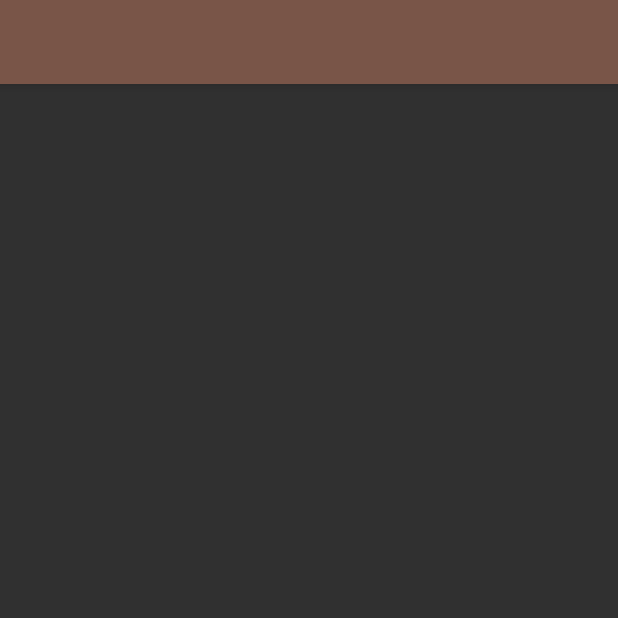
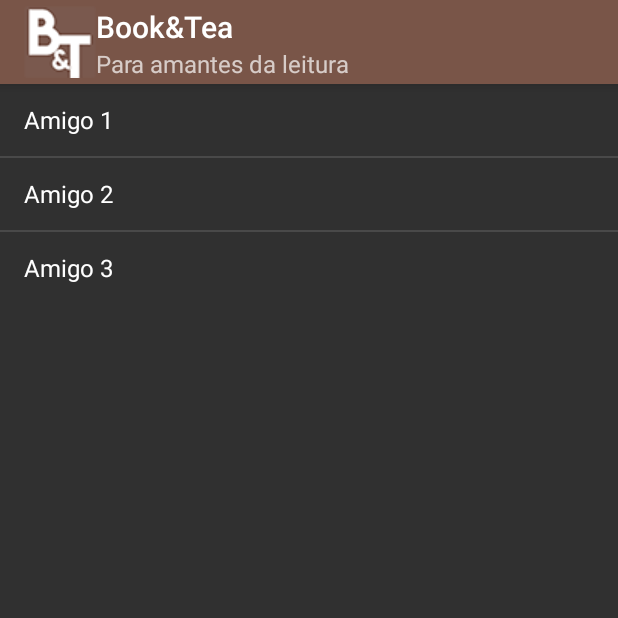
Before and after one commit to DavidBorges/BooK_Tea, an Android app: the FriendListActivity screen opened directly, with no data from a screen before it, on a phone screen of 412 x 824 dp, the top half of it. Run offline under Robolectric (Android 15) with nearby library versions, the phone set to English and light mode, and no system bars.

Commit message:
Lista de Livros e de amigos

```diff
--- a/Book_Tea/app/src/main/java/br/edu/ifpe/tads/pdm/book_tea/ActivitySplash.java
+++ b/Book_Tea/app/src/main/java/br/edu/ifpe/tads/pdm/book_tea/ActivitySplash.java
@@ -18,7 +18,7 @@ public class ActivitySplash extends AppCompatActivity {
         iv= (ImageView) findViewById(R.id.iv);
         Animation myanim = AnimationUtils.loadAnimation(this, R.anim.mytransition);
         iv.startAnimation(myanim);
-        final Intent i = new Intent(this, MainActivity.class);
+        final Intent i = new Intent(this, FriendListActivity.class);
         Thread timer = new Thread(){
             public void run(){
                 try{
--- a/Book_Tea/app/src/main/java/br/edu/ifpe/tads/pdm/book_tea/FriendListActivity.java
+++ b/Book_Tea/app/src/main/java/br/edu/ifpe/tads/pdm/book_tea/FriendListActivity.java
@@ -1,13 +1,33 @@
 package br.edu.ifpe.tads.pdm.book_tea;
 
+import android.support.v4.app.FragmentTransaction;
 import android.support.v7.app.AppCompatActivity;
 import android.os.Bundle;
+import android.support.v7.widget.Toolbar;
+
+import br.edu.ifpe.tads.pdm.book_tea.fragments.ListaAmigosFragment;
+import br.edu.ifpe.tads.pdm.book_tea.fragments.LivroFragment;
 
 public class FriendListActivity extends AppCompatActivity {
+    private Toolbar mainToolbar;
 
     @Override
     protected void onCreate(Bundle savedInstanceState) {
         super.onCreate(savedInstanceState);
         setContentView(R.layout.activity_friend_list);
+
+        mainToolbar= (Toolbar) findViewById(R.id.toolbar_main);
+        mainToolbar.setTitle("Book&Tea");
+        mainToolbar.setSubtitle("Para amantes da leitura");
+        mainToolbar.setLogo(R.drawable.logo_book_tea_min);
+        setSupportActionBar(mainToolbar);
+
+        ListaAmigosFragment fragment = (ListaAmigosFragment) getSupportFragmentManager().findFragmentByTag("fragment_main");
+        if (fragment == null) {
+            fragment = new ListaAmigosFragment();
+            FragmentTransaction fragmentTransaction = getSupportFragmentManager().beginTransaction();
+            fragmentTransaction.replace(R.id.rl_fragment_container, fragment, "fragment_main");
+            fragmentTransaction.commit();
+        }
     }
 }
--- /dev/null
+++ b/Book_Tea/app/src/main/java/br/edu/ifpe/tads/pdm/book_tea/fragments/ListaAmigosFragment.java
@@ -0,0 +1,41 @@
+package br.edu.ifpe.tads.pdm.book_tea.fragments;
+
+import android.content.Context;
+import android.net.Uri;
+import android.os.Bundle;
+import android.support.v4.app.Fragment;
+import android.view.LayoutInflater;
+import android.view.View;
+import android.view.ViewGroup;
+import android.widget.ArrayAdapter;
+import android.widget.ListView;
+
+import br.edu.ifpe.tads.pdm.book_tea.R;
+
+
+public class ListaAmigosFragment extends Fragment {
+
+
+    public ListaAmigosFragment() {
+        // Required empty public constructor
+    }
+
+    @Override
+    public View onCreateView(LayoutInflater inflater, ViewGroup container,
+                             Bundle savedInstanceState) {
+        View view = inflater.inflate(R.layout.fragment_livro, container, false);
+
+        String[] menuAmigos = {"Amigo 1", "Amigo 2", "Amigo 3"};
+
+        ListView listView = (ListView) view.findViewById(R.id.mainmenu);
+
+        ArrayAdapter<String> listViewAdapter = new ArrayAdapter<String>(getActivity(), android.R.layout.simple_list_item_1, menuAmigos);
+
+        listView.setAdapter(listViewAdapter);
+
+        return view;
+
+    }
+
+
+}
```
Also changed, not shown: Book_Tea/app/src/main/res/layout/fragment_lista_amigos.xml (added, +13 -0 lines).
